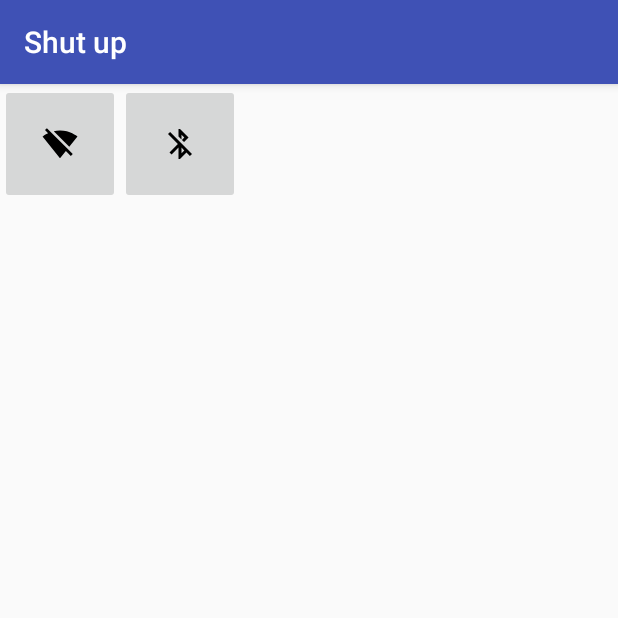
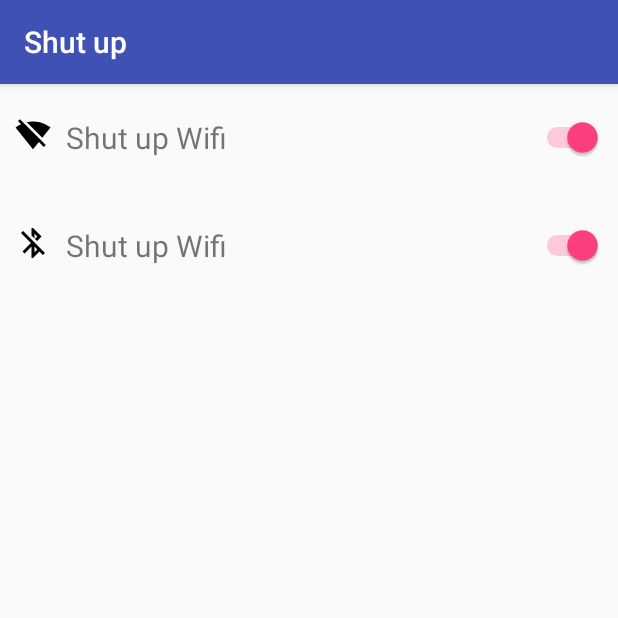
Before and after one commit to marcjulian/shutup, an Android app: the screen it shows after launch (ShutUpActivity), on a phone screen of 412 x 824 dp, the top half of it. Run offline under Robolectric (Android 15) with nearby library versions, the phone set to English and light mode, and no system bars; our stand-ins replace Timber.

Commit message:
update layout

```diff
--- a/app/src/main/java/de/mrcjln/shutup/presentation/ui/ShutUpActivity.kt
+++ b/app/src/main/java/de/mrcjln/shutup/presentation/ui/ShutUpActivity.kt
@@ -21,29 +21,31 @@ class ShutUpActivity : AppCompatActivity() {
         updateWifiConnectivity()
         updateBluetoothConnectivity()
 
-        wifiConnectivity.setOnClickListener {
+        shutUpWifi.setOnCheckedChangeListener { _, _ ->
             sharedPreferencesHandler!!.revertShutUpWifi()
             updateWifiConnectivity()
         }
-        bluetoothConnectivity.setOnClickListener {
+        shutUpBluetooth.setOnCheckedChangeListener { _, _ ->
             sharedPreferencesHandler!!.revertShutUpBluetooth()
             updateBluetoothConnectivity()
         }
     }
 
     private fun updateWifiConnectivity() {
+        shutUpWifi.isChecked = sharedPreferencesHandler!!.shutUpWifi()
         if (sharedPreferencesHandler!!.shutUpWifi()) {
-            wifiConnectivity.setImageResource(R.drawable.ic_wifi_off)
+            shutUpWifiText.setText(R.string.shut_up_wifi_on_screen_lock)
         } else {
-            wifiConnectivity.setImageResource(R.drawable.ic_wifi)
+            shutUpWifiText.setText(R.string.ignore_shut_up_wifi_on_screen_lock)
         }
     }
 
     private fun updateBluetoothConnectivity() {
+        shutUpBluetooth.isChecked = sharedPreferencesHandler!!.shutUpBluetooth()
         if (sharedPreferencesHandler!!.shutUpBluetooth()) {
-            bluetoothConnectivity.setImageResource(R.drawable.ic_bluetooth_disabled)
+            shutUpBluetoothText.setText(R.string.shut_up_wifi_on_screen_lock)
         } else {
-            bluetoothConnectivity.setImageResource(R.drawable.ic_bluetooth)
+            shutUpBluetoothText.setText(R.string.ignore_shut_up_bluetooth_on_screen_lock)
         }
     }
 
--- a/app/src/main/res/layout/activity_shut_up.xml
+++ b/app/src/main/res/layout/activity_shut_up.xml
@@ -1,19 +1,70 @@
 <?xml version="1.0" encoding="utf-8"?>
-<RelativeLayout xmlns:android="http://schemas.android.com/apk/res/android"
-				android:layout_width="match_parent"
-				android:layout_height="match_parent">
+<LinearLayout xmlns:android="http://schemas.android.com/apk/res/android"
+			  android:layout_width="match_parent"
+			  android:layout_height="match_parent"
+			  android:orientation="vertical">
 
-	<ImageButton
-			android:id="@+id/wifiConnectivity"
-			android:layout_width="80dp"
-			android:layout_height="80dp"
-			android:src="@drawable/ic_wifi"/>
+	<RelativeLayout
+			android:layout_width="match_parent"
+			android:layout_height="72dp"
+			android:padding="10dp"
+			android:gravity="center_vertical">
 
-	<ImageButton
-			android:id="@+id/bluetoothConnectivity"
-			android:layout_width="80dp"
-			android:layout_height="80dp"
-			android:layout_toEndOf="@+id/wifiConnectivity"
-			android:src="@drawable/ic_bluetooth"/>
+		<ImageView
+				android:id="@+id/wifi"
+				android:layout_width="wrap_content"
+				android:layout_height="wrap_content"
+				android:layout_marginEnd="10dp"
+				android:src="@drawable/ic_wifi_off"/>
 
-</RelativeLayout>
+		<TextView
+				android:layout_toEndOf="@+id/wifi"
+				android:id="@+id/shutUpWifiText"
+				android:text="@string/shut_up_wifi_on_screen_lock"
+				android:layout_width="wrap_content"
+				android:textSize="20sp"
+				android:layout_toStartOf="@+id/shutUpWifi"
+				android:layout_height="wrap_content"/>
+
+		<Switch
+				android:id="@+id/shutUpWifi"
+				android:layout_alignParentEnd="true"
+				android:layout_width="wrap_content"
+				android:layout_height="wrap_content"
+				android:layout_marginStart="10dp"
+				android:checked="true"/>
+	</RelativeLayout>
+
+	<RelativeLayout
+			android:layout_width="match_parent"
+			android:layout_height="72dp"
+			android:padding="10dp"
+			android:gravity="center_vertical">
+
+		<ImageView
+				android:id="@+id/bluetooth"
+				android:layout_width="wrap_content"
+				android:layout_height="wrap_content"
+				android:layout_marginEnd="10dp"
+				android:src="@drawable/ic_bluetooth_off"/>
+
+		<TextView
+				android:layout_toEndOf="@+id/bluetooth"
+				android:id="@+id/shutUpBluetoothText"
+				android:text="@string/shut_up_bluetooth_on_screen_lock"
+				android:layout_width="wrap_content"
+				android:textSize="20sp"
+				android:layout_toStartOf="@+id/shutUpBluetooth"
+				android:layout_height="wrap_content"/>
+
+		<Switch
+				android:id="@+id/shutUpBluetooth"
+				android:layout_alignParentEnd="true"
+				android:layout_width="wrap_content"
+				android:layout_height="wrap_content"
+				android:layout_marginStart="10dp"
+				android:checked="true"/>
+	</RelativeLayout>
+
+
+</LinearLayout>
--- a/app/src/main/res/values/strings.xml
+++ b/app/src/main/res/values/strings.xml
@@ -1,6 +1,9 @@
 <resources>
 	<string name="app_name">Shut up</string>
 
-	<string name="dummy_button">Dummy Button</string>
-	<string name="dummy_content">DUMMY\nCONTENT</string>
+	<string name="shut_up_wifi_on_screen_lock">Shut up Wifi</string>
+	<string name="shut_up_bluetooth_on_screen_lock">Shut up Bluetooth</string>
+
+	<string name="ignore_shut_up_wifi_on_screen_lock">Ignore Wifi</string>
+	<string name="ignore_shut_up_bluetooth_on_screen_lock">Ignore Bluetooth</string>
 </resources>
```
Also changed, not shown: app/src/main/res/drawable/ic_bluetooth_off.xml (renamed from app/src/main/res/drawable/ic_bluetooth_disabled.xml).
